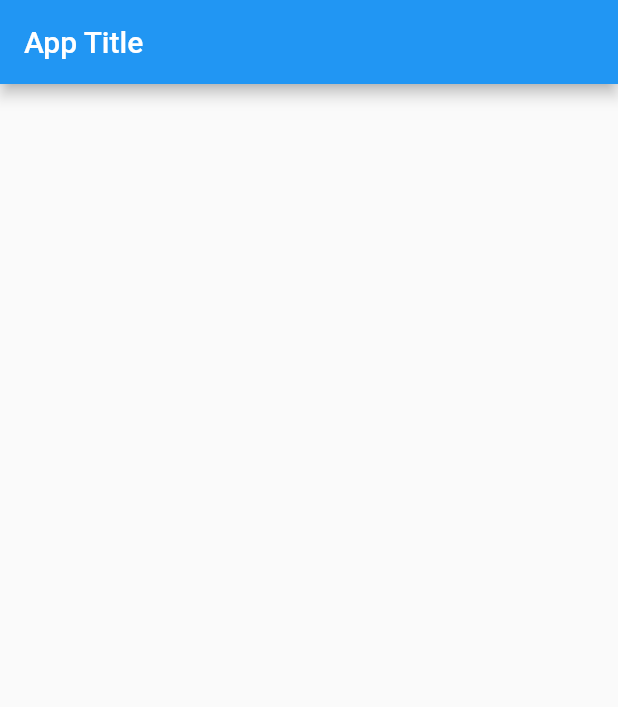
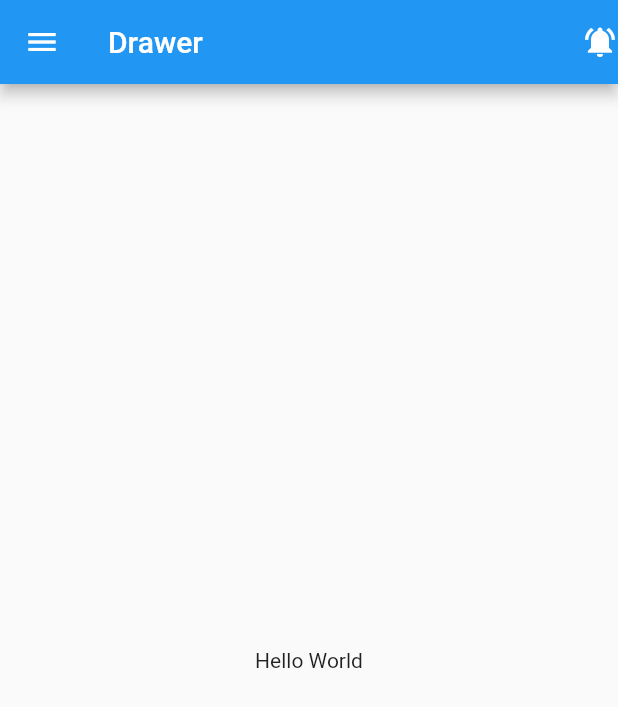
Before and after one commit to authuright/complete-flutter-app, a Flutter app: the screen it shows after launch, on a phone screen of 412 x 824 dp. Shown: the top 707 px of the screen. Run offline on Flutter 3.47's test engine with Material 2 defaults, Android fonts, the phone set to English and light mode, and no system bars.

Commit message:
drawer widget flutter

```diff
--- a/lib/main.dart
+++ b/lib/main.dart
@@ -1,4 +1,3 @@
-
 import 'package:flutter/material.dart';
 
 void main() {
@@ -29,10 +28,15 @@ class _MyHomePageState extends State<MyHomePage> {
   Widget build(BuildContext context) {
     return Scaffold(
       appBar: AppBar(
-        title: const Text("App Title"),
+        actions: [
+          Icon(Icons.notifications_active),
+        ],
+        title: const Text("Drawer"),
       ),
       body: const Center(
+        child: Text("Hello World"),
       ),
+      drawer: Drawer(),
     );
   }
 }
```
